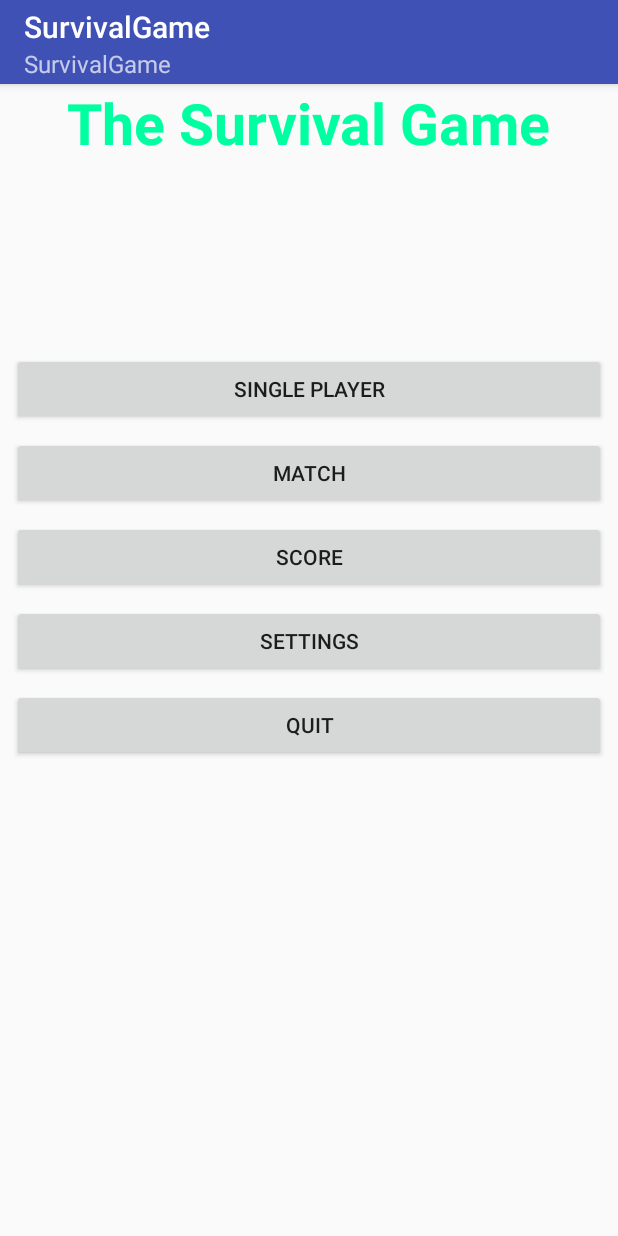
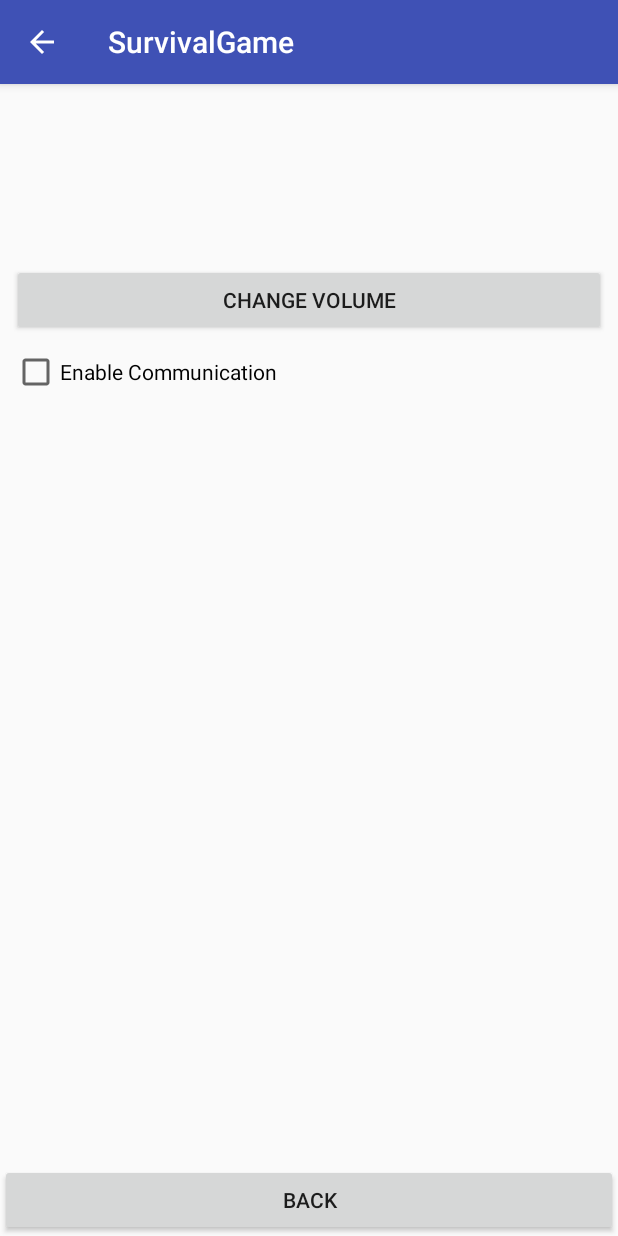
Before and after one commit to LucianOfTheGate/TheSurvivalGame, an Android app: the screen it shows after launch (GameOptionActivity before the commit, SettingsActivity after it), after a tap on "SETTINGS", on a phone screen of 412 x 824 dp. Run offline under Robolectric (Android 15) with nearby library versions, the phone set to English and light mode, and no system bars.

Commit message:
Add settings screen

```diff
--- a/app/src/main/AndroidManifest.xml
+++ b/app/src/main/AndroidManifest.xml
@@ -27,7 +27,9 @@
             android:parentActivityName=".GameOptionActivity" />
         <activity android:name=".DifficultyActivity"
             android:parentActivityName=".SinglePlayerActivity"/>
-
+        <activity
+            android:name=".SettingsActivity"
+            android:parentActivityName=".GameOptionActivity" />
         <activity
             android:name=".MatchActivity"
             android:label="@string/title_activity_match"
--- a/app/src/main/java/com/example/annax/survivalgame/GameOptionFragment.java
+++ b/app/src/main/java/com/example/annax/survivalgame/GameOptionFragment.java
@@ -58,6 +58,9 @@ public class GameOptionFragment extends Fragment implements View.OnClickListener
             case R.id.SinglePlayer:
                 startActivity(new Intent(getActivity().getApplicationContext(),SinglePlayerActivity.class));
                 break;
+            case R.id.Settings:
+                startActivity(new Intent(getActivity().getApplicationContext(),SettingsActivity.class));
+                break;
             case R.id.Multiplayer:
                 startActivity(new Intent(getActivity().getApplicationContext(), MatchActivity.class));
                 break;
--- /dev/null
+++ b/app/src/main/java/com/example/annax/survivalgame/SettingsActivity.java
@@ -0,0 +1,11 @@
+package com.example.annax.survivalgame;
+import android.support.v4.app.Fragment;
+
+/**
+ * Created by anny0 on 10/6/2017.
+ */
+
+public class SettingsActivity extends SingleFragmentActivity {
+    @Override
+    protected Fragment createFragment() {return new SettingsFragment();}
+}
--- /dev/null
+++ b/app/src/main/java/com/example/annax/survivalgame/SettingsFragment.java
@@ -0,0 +1,33 @@
+package com.example.annax.survivalgame;
+
+import android.os.Bundle;
+import android.view.LayoutInflater;
+import android.view.View;
+import android.view.ViewGroup;
+import android.widget.Button;
+import android.support.v4.app.Fragment;
+
+/**
+ * Created by anny0 on 10/6/2017.
+ */
+
+public class SettingsFragment extends Fragment implements View.OnClickListener {
+    public View onCreateView(LayoutInflater inflater, ViewGroup container, Bundle savedInstanceState){
+        View v = inflater.inflate(R.layout.fragment_settings, container, false);
+        Button scoreBack = (Button)v.findViewById(R.id.ScoreBack);
+        scoreBack.setOnClickListener(this);
+        return v;
+    }
+
+    public void onClick(View view){
+        if(view.getId()==R.id.ScoreBack){
+            getActivity().finish();
+        }
+        if(view.getId()==R.id.Volume){
+
+        }
+        if(view.getId()==R.id.EnableCommunication){
+
+        }
+    }
+}
--- /dev/null
+++ b/app/src/main/res/layout/fragment_settings.xml
@@ -0,0 +1,40 @@
+<?xml version="1.0" encoding="utf-8"?>
+<LinearLayout xmlns:android="http://schemas.android.com/apk/res/android"
+    android:orientation="vertical" android:layout_width="match_parent"
+    android:layout_height="match_parent">
+    <Button
+        android:id="@+id/Volume"
+        android:text="Change Volume"
+        android:layout_width="match_parent"
+        android:layout_height="wrap_content"
+        android:layout_marginTop="120dp"
+        android:layout_marginLeft="8dp"
+        android:layout_marginRight="8dp"
+        android:layout_marginBottom="8dp"
+        />
+
+    <CheckBox
+        android:id="@+id/EnableCommunication"
+        android:layout_width="match_parent"
+        android:layout_height="wrap_content"
+        android:layout_marginBottom="8dp"
+        android:layout_marginLeft="8dp"
+        android:layout_marginRight="8dp"
+        android:text="Enable Communication" />
+
+    <LinearLayout
+        android:layout_width="match_parent"
+        android:layout_height="0dip"
+        android:layout_weight="1"
+        android:gravity="center|bottom">
+
+        <Button
+            android:layout_width="match_parent"
+            android:layout_height="wrap_content"
+            android:id="@+id/ScoreBack"
+            android:text="@string/back"
+            android:layout_marginBottom="0dp"/>
+
+    </LinearLayout>
+
+</LinearLayout>
```
